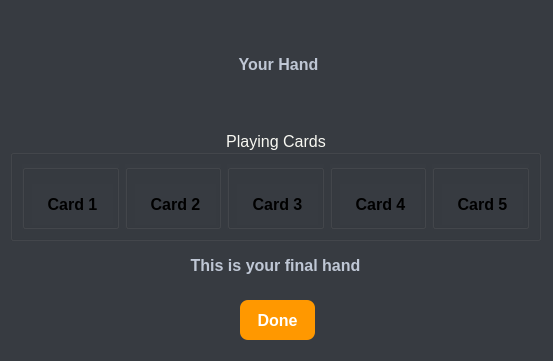
Before: the Qt Designer form view/hand.ui in jaydeelew/poker_game_gui, drawn with Qt 5.
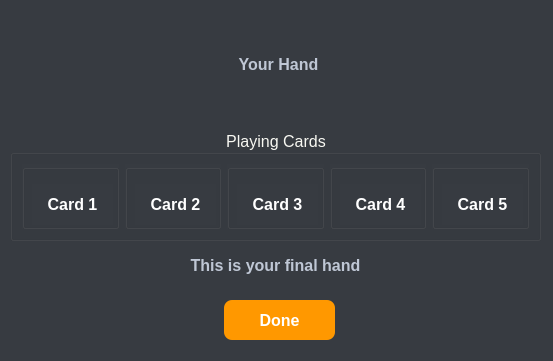
After: the same form once the commit is applied.

Commit message: widened button

Diff of the .ui file:
```diff
--- a/view/hand.ui
+++ b/view/hand.ui
@@ -66,7 +66,7 @@
 }
 
 QLabel:disabled {
-    color: black;      /* when disabled (unchecked group) */
+    color: white;      /* when disabled (unchecked group) */
 }
 </string>
       </property>
@@ -99,7 +99,9 @@
        </property>
        <property name="font">
         <font>
-         <pointsize>20</pointsize>
+         <family>Segoe UI</family>
+         <pointsize>12</pointsize>
+         <fontweight>Medium</fontweight>
         </font>
        </property>
        <property name="text">
@@ -142,7 +144,9 @@
        </property>
        <property name="font">
         <font>
-         <pointsize>20</pointsize>
+         <family>Segoe UI</family>
+         <pointsize>12</pointsize>
+         <fontweight>Medium</fontweight>
         </font>
        </property>
        <property name="styleSheet">
@@ -151,7 +155,7 @@
 }
 
 QLabel:disabled {
-    color: black;      /* when disabled (unchecked group) */
+    color: white;      /* when disabled (unchecked group) */
 }
 </string>
        </property>
@@ -195,7 +199,9 @@
        </property>
        <property name="font">
         <font>
-         <pointsize>20</pointsize>
+         <family>Segoe UI</family>
+         <pointsize>12</pointsize>
+         <fontweight>Medium</fontweight>
         </font>
        </property>
        <property name="styleSheet">
@@ -204,7 +210,7 @@
 }
 
 QLabel:disabled {
-    color: black;      /* when disabled (unchecked group) */
+    color: white;      /* when disabled (unchecked group) */
 }
 </string>
        </property>
@@ -248,7 +254,9 @@
        </property>
        <property name="font">
         <font>
-         <pointsize>20</pointsize>
+         <family>Segoe UI</family>
+         <pointsize>12</pointsize>
+         <fontweight>Medium</fontweight>
         </font>
        </property>
        <property name="styleSheet">
@@ -257,7 +265,7 @@
 }
 
 QLabel:disabled {
-    color: black;      /* when disabled (unchecked group) */
+    color: white;      /* when disabled (unchecked group) */
 }
 </string>
        </property>
@@ -304,7 +312,9 @@
        </property>
        <property name="font">
         <font>
-         <pointsize>20</pointsize>
+         <family>Segoe UI</family>
+         <pointsize>12</pointsize>
+         <fontweight>Medium</fontweight>
         </font>
        </property>
        <property name="styleSheet">
@@ -313,7 +323,7 @@
 }
 
 QLabel:disabled {
-    color: black;      /* when disabled (unchecked group) */
+    color: white;      /* when disabled (unchecked group) */
 }
 </string>
        </property>
@@ -352,10 +362,10 @@
   <widget class="QPushButton" name="pushButtonDone">
    <property name="geometry">
     <rect>
-     <x>240</x>
+     <x>224</x>
      <y>300</y>
-     <width>75</width>
-     <height>24</height>
+     <width>111</width>
+     <height>40</height>
     </rect>
    </property>
    <property name="text">
```
Left out of the diff: 8 changed lines with no effect on the pictures. The commit also changes 2 other files.
